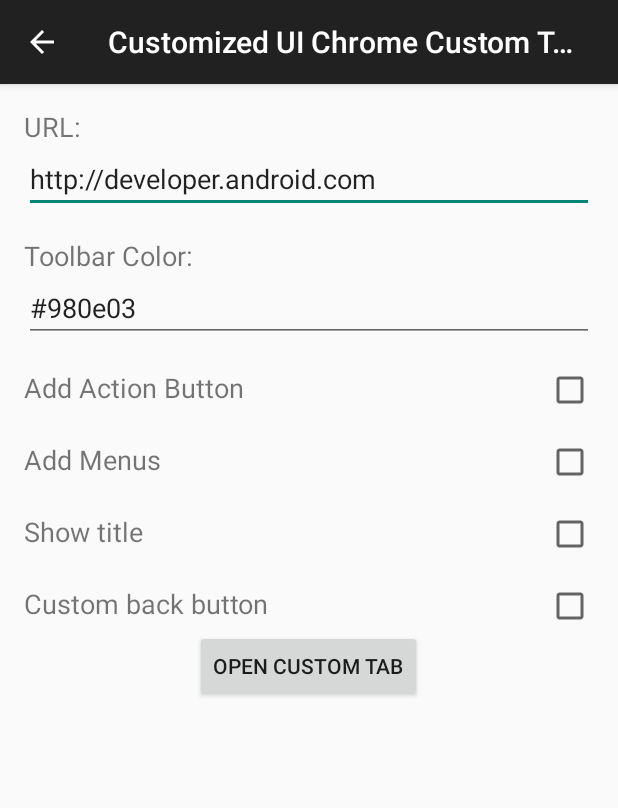
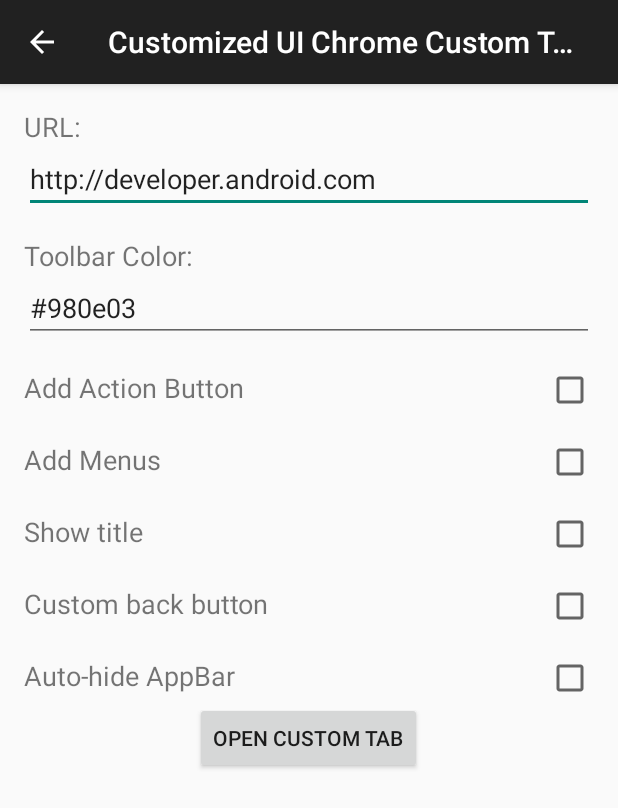
Before and after one commit to GoogleChrome/custom-tabs-client, an Android app: the CustomUIActivity screen opened directly, with no data from a screen before it, on a phone screen of 412 x 824 dp. Shown: the top 808 px of the screen. Run offline under Robolectric (Android 15) with nearby library versions, the phone set to English and light mode, and no system bars.

Commit message:
Added auto-hide toolbar demo
Updated the CustomUIActivity to demo
the auto-hide toolbar feature.

Depends on: https://codereview.chromium.org/1405083007/

BUG=none

Review URL: https://codereview.chromium.org/1416513005

```diff
--- a/demos/src/main/java/org/chromium/customtabsdemos/CustomUIActivity.java
+++ b/demos/src/main/java/org/chromium/customtabsdemos/CustomUIActivity.java
@@ -39,6 +39,7 @@ public class CustomUIActivity extends AppCompatActivity implements View.OnClickL
     private CheckBox mAddMenusCheckbox;
     private CheckBox mShowTitleCheckBox;
     private CheckBox mCustomBackButtonCheckBox;
+    private CheckBox mAutoHideAppBarCheckbox;
     private CustomTabActivityHelper mCustomTabActivityHelper;
 
     @Override
@@ -55,6 +56,7 @@ public class CustomUIActivity extends AppCompatActivity implements View.OnClickL
         mAddMenusCheckbox = (CheckBox) findViewById(R.id.custom_add_menus);
         mShowTitleCheckBox = (CheckBox) findViewById(R.id.show_title);
         mCustomBackButtonCheckBox = (CheckBox) findViewById(R.id.custom_back_button);
+        mAutoHideAppBarCheckbox = (CheckBox) findViewById(R.id.auto_hide_checkbox);
     }
 
     @Override
@@ -111,6 +113,10 @@ public class CustomUIActivity extends AppCompatActivity implements View.OnClickL
 
         intentBuilder.setShowTitle(mShowTitleCheckBox.isChecked());
 
+        if (mAutoHideAppBarCheckbox.isChecked()) {
+            intentBuilder.enableUrlBarHiding();
+        }
+
         if (mCustomBackButtonCheckBox.isChecked()) {
             intentBuilder.setCloseButtonIcon(
                     BitmapFactory.decodeResource(getResources(), R.drawable.ic_arrow_back));
--- a/demos/src/main/res/layout/activity_custom_ui.xml
+++ b/demos/src/main/res/layout/activity_custom_ui.xml
@@ -137,6 +137,25 @@
 
     </LinearLayout>
 
+    <LinearLayout
+        android:layout_width="match_parent"
+        android:paddingTop="@dimen/view_vertical_margin"
+        android:layout_height="wrap_content">
+
+        <TextView
+            android:layout_width="0dp"
+            android:layout_height="wrap_content"
+            android:layout_weight="1"
+            android:textSize="@dimen/abc_text_size_medium_material"
+            android:text="@string/label_auto_hide_appbar"/>
+
+        <CheckBox
+            android:id="@+id/auto_hide_checkbox"
+            android:layout_width="wrap_content"
+            android:layout_height="wrap_content" />
+
+    </LinearLayout>
+
     <Button
         android:id="@+id/start_custom_tab"
         android:layout_gravity="center_horizontal"
--- a/demos/src/main/res/values/strings.xml
+++ b/demos/src/main/res/values/strings.xml
@@ -62,4 +62,5 @@
     </string>
     <string name="label_custom_back_button">Custom back button</string>
     <string name="label_show_title">Show title</string>
+    <string name="label_auto_hide_appbar">Auto-hide AppBar</string>
 </resources>
```
